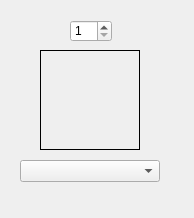
Qt form QT Project/pkmviewer.ui (Annovae/PKMDS-G5) before a commit.
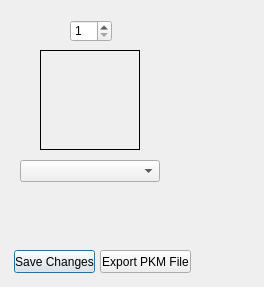
The same form after that commit.

Commit message: Fixed PKM Viewer, added PKM Export

Diff of the .ui file:
```diff
--- a/QT Project/pkmviewer.ui
+++ b/QT Project/pkmviewer.ui
@@ -6,8 +6,8 @@
    <rect>
     <x>0</x>
     <y>0</y>
-    <width>194</width>
-    <height>218</height>
+    <width>264</width>
+    <height>287</height>
    </rect>
   </property>
   <property name="windowTitle">
@@ -58,6 +58,32 @@
     <number>100</number>
    </property>
   </widget>
+  <widget class="QPushButton" name="btnSaveChanges">
+   <property name="geometry">
+    <rect>
+     <x>14</x>
+     <y>250</y>
+     <width>81</width>
+     <height>23</height>
+    </rect>
+   </property>
+   <property name="text">
+    <string>Save Changes</string>
+   </property>
+  </widget>
+  <widget class="QPushButton" name="btnExportPKMFile">
+   <property name="geometry">
+    <rect>
+     <x>100</x>
+     <y>250</y>
+     <width>91</width>
+     <height>23</height>
+    </rect>
+   </property>
+   <property name="text">
+    <string>Export PKM File</string>
+   </property>
+  </widget>
  </widget>
  <resources/>
  <connections/>
```
The commit also changes 4 other files.
